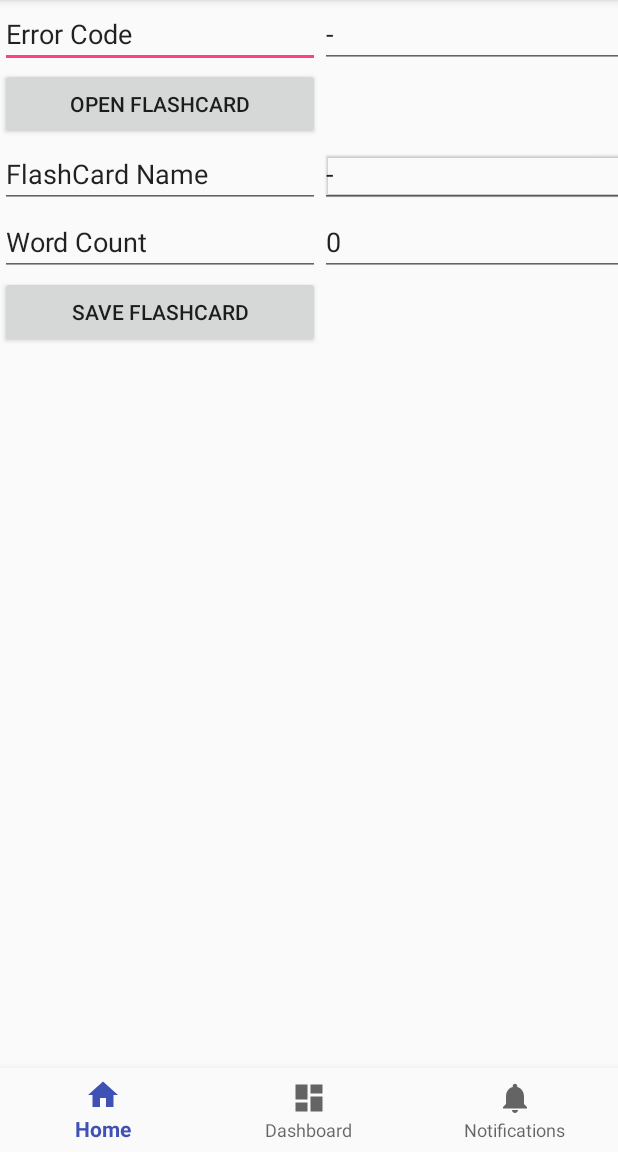
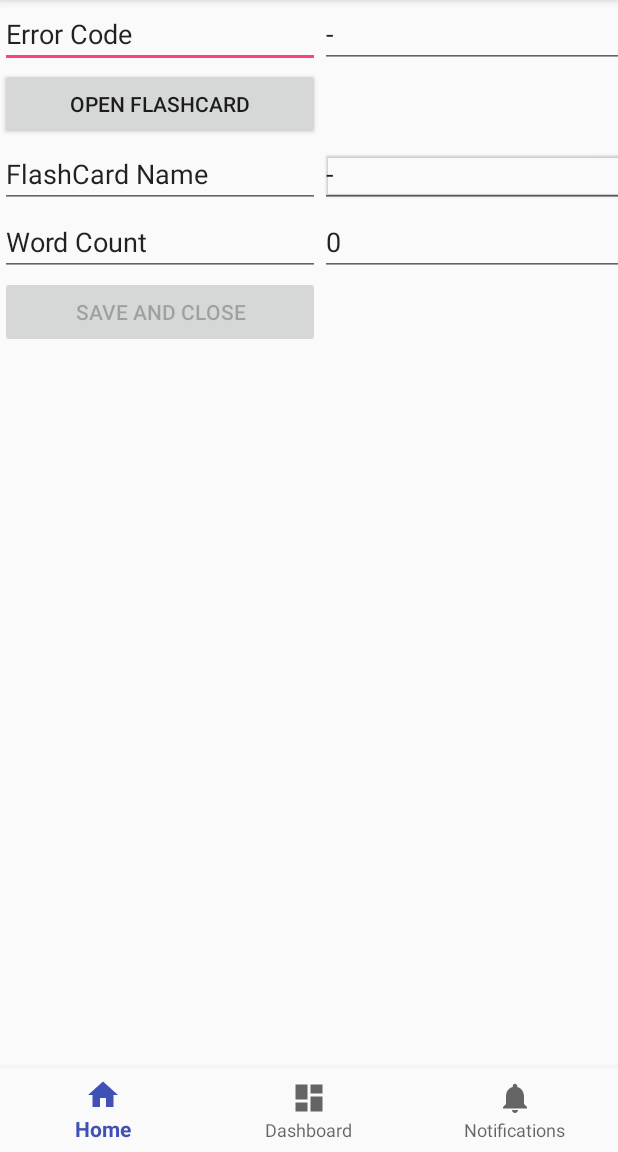
Before and after one commit to refigh/MyFlashQard, an Android app: the screen it shows after launch (MainActivity), on a phone screen of 412 x 824 dp, the part 84-1236 px from its top. Run offline under Robolectric (Android 15) with nearby library versions, the phone set to English and light mode, and no system bars.

Commit message:
1-animating load/save progressbar added. 2-user can selecte which file to open

```diff
--- a/app/src/main/java/com/hamze/myflashqard/error.java
+++ b/app/src/main/java/com/hamze/myflashqard/error.java
@@ -25,7 +25,7 @@ public class error {
         error_description[8] = "File Not Found";
         error_description[9] = "XML parser error";
         error_description[10] = "XML parser can not initialize";
-        error_description[11] = "";
+        error_description[11] = "already open. close it first!";
         error_description[12] = "";
         error_description[13] = "";
         error_description[14] = "";
--- a/app/src/main/res/layout/activity_main.xml
+++ b/app/src/main/res/layout/activity_main.xml
@@ -6,7 +6,9 @@
     android:layout_width="match_parent"
     android:layout_height="match_parent"
     android:orientation="vertical"
-    tools:context="com.hamze.myflashqard.MainActivity">
+    tools:context="com.hamze.myflashqard.MainActivity"
+    android:baselineAligned="false">
+
 
     <FrameLayout
         android:id="@+id/content"
@@ -14,13 +16,14 @@
         android:layout_height="0dp"
         android:layout_weight="1">
 
+
         <TableLayout
             android:layout_width="match_parent"
             android:layout_height="match_parent">
 
             <TableRow
                 android:layout_width="match_parent"
-                android:layout_height="match_parent" >
+                android:layout_height="match_parent">
 
                 <EditText
                     android:id="@+id/Error_indicator"
@@ -50,12 +53,23 @@
                     android:layout_height="wrap_content"
                     android:text="Open Flashcard" />
 
+                <ProgressBar
+                    android:id="@+id/progressBar_open"
+                    style="@style/Widget.AppCompat.ProgressBar"
+                    android:layout_width="match_parent"
+                    android:layout_height="wrap_content"
+                    android:indeterminate="true"
+                    android:max="100"
+                    android:progress="0"
+                    android:visibility="invisible" />
+
+
             </TableRow>
 
             <TableRow
                 android:layout_width="match_parent"
                 android:layout_height="10dp"
-                android:orientation="horizontal" >
+                android:orientation="horizontal">
 
                 <EditText
                     android:id="@+id/editText4"
@@ -102,13 +116,22 @@
 
             <TableRow
                 android:layout_width="match_parent"
-                android:layout_height="match_parent" >
+                android:layout_height="match_parent">
 
                 <Button
                     android:id="@+id/button_save"
                     android:layout_width="wrap_content"
                     android:layout_height="wrap_content"
-                    android:text="Save FLASHCARD" />
+                    android:enabled="false"
+                    android:text="Save and Close" />
+
+                <ProgressBar
+                    android:id="@+id/progressBar_save"
+                    style="?android:attr/progressBarStyleHorizontal"
+                    android:layout_width="wrap_content"
+                    android:layout_height="wrap_content"
+                    android:indeterminate="true"
+                    android:visibility="invisible" />
             </TableRow>
 
         </TableLayout>
```
Also changed, not shown: app/src/main/java/com/hamze/myflashqard/MainActivity.java (+154 -31 lines), app/src/main/java/com/hamze/myflashqard/flashcard_collectin.java (+38 -5 lines). Lines whose indentation alone changed are shown as unchanged.
